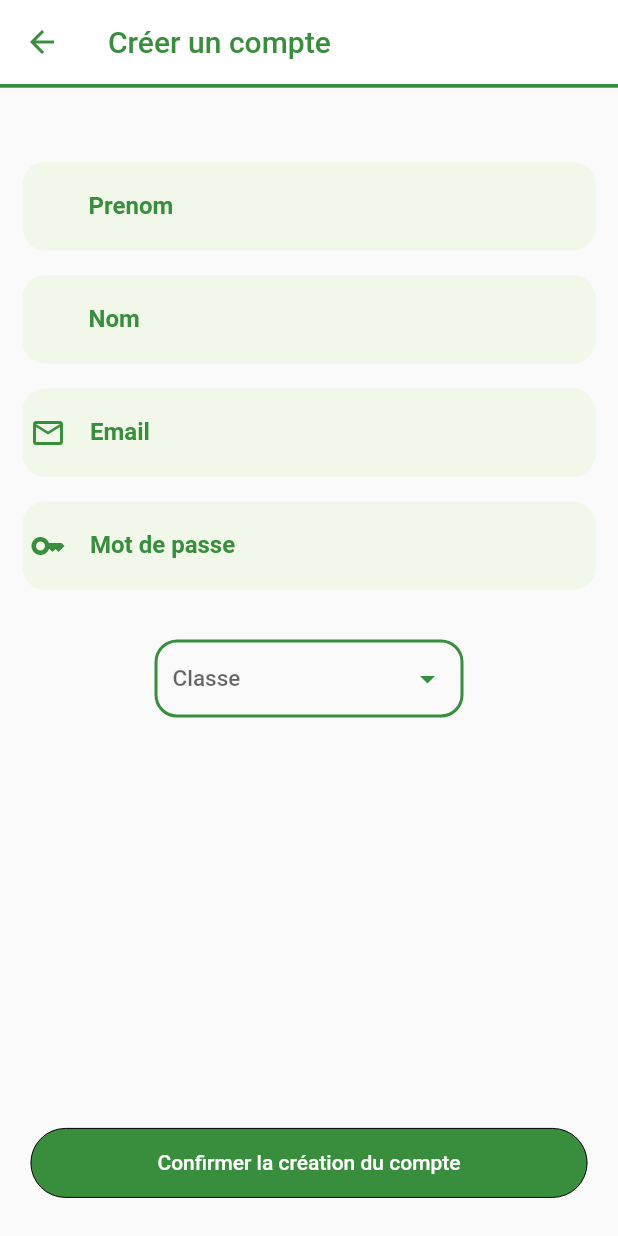
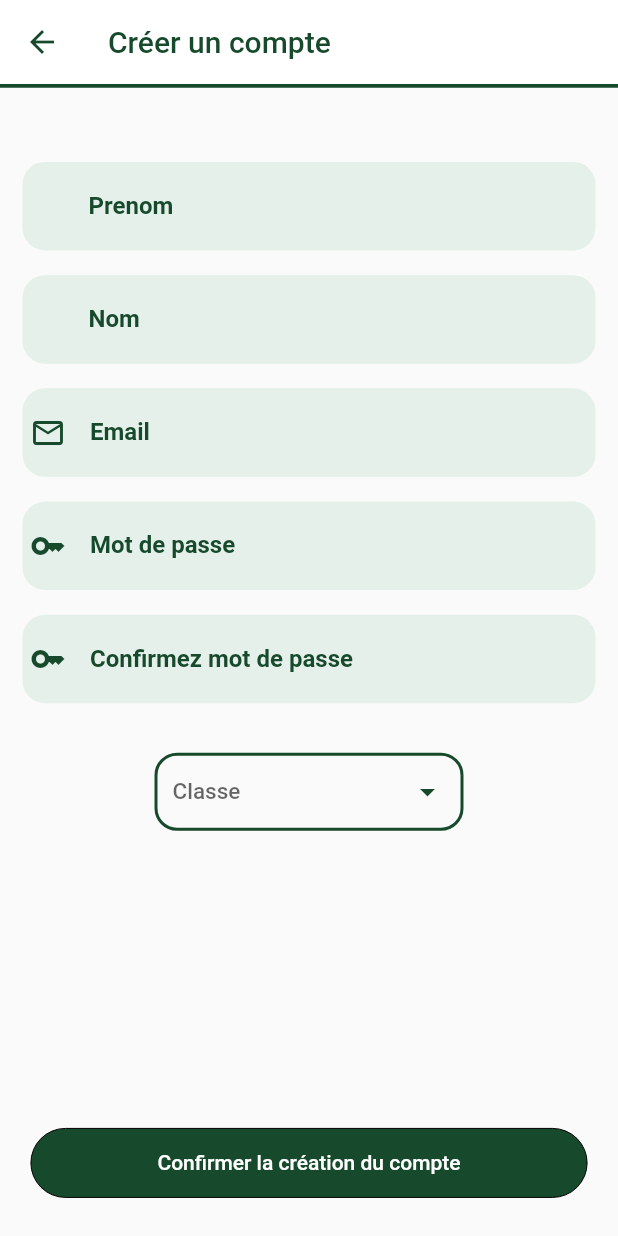
Before and after one commit to feykro/boullarInfo, a Flutter app: the screen it shows after launch, after a tap on "Connexion", after a tap on "Créer un compte", on a phone screen of 412 x 824 dp. Run offline on Flutter 3.47's test engine with Material 2 defaults, Android fonts, the light colour scheme and no system bars; our stand-ins replace cloud_firestore, firebase_auth, firebase_core, get_it; accounts and stored records are empty.

Commit message:
Adding color theme, password validation, account creation works, connection works

```diff
--- a/lib/UI/coloredTextFormField.dart
+++ b/lib/UI/coloredTextFormField.dart
@@ -1,16 +1,15 @@
 import 'package:flutter/material.dart';
 
 class ColoredTextFormFieldBuilder {
-
   static Widget getColoredTextFormField({
-      Color? mainColor,
-      Color? backgroundColor,
-      IconData? icon,
-      required String lblText,
-      bool obscureTxt = false,
-      required TextEditingController controller,
-      Function(String)? onChanged,}
-      ) {
+    Color? mainColor,
+    Color? backgroundColor,
+    IconData? icon,
+    required String lblText,
+    bool isSecret = false,
+    required TextEditingController controller,
+    Function(String)? onChanged,
+  }) {
     return Container(
       decoration: BoxDecoration(
         borderRadius: BorderRadius.circular(15),
@@ -31,7 +30,7 @@ class ColoredTextFormFieldBuilder {
             labelText: lblText,
             labelStyle: TextStyle(color: mainColor),
           ),
-          obscureText: obscureTxt,
+          obscureText: isSecret,
           style: TextStyle(
             fontWeight: FontWeight.bold,
             color: mainColor,
--- a/lib/UI/createAccountPage.dart
+++ b/lib/UI/createAccountPage.dart
@@ -2,6 +2,7 @@ import 'package:boularinfo/UI/coloredTextFormField.dart';
 import 'package:boularinfo/UI/roundedButton.dart';
 import 'package:boularinfo/models/locator.dart';
 import 'package:boularinfo/models/loginManager.dart';
+import 'package:boularinfo/utils/colors.dart';
 import 'package:boularinfo/utils/formValidationUtil.dart';
 import 'package:flutter/material.dart';
 
@@ -15,6 +16,7 @@ class CreateAccountPage extends StatefulWidget {
 class _CreateAccountPageState extends State<CreateAccountPage> {
   TextEditingController emailController = TextEditingController();
   TextEditingController passwordController = TextEditingController();
+  TextEditingController passwordConfirmController = TextEditingController();
   TextEditingController nameController = TextEditingController();
   TextEditingController surnameController = TextEditingController();
   TextEditingController classController = TextEditingController(); // TODO: get list of class from firebase
@@ -22,11 +24,13 @@ class _CreateAccountPageState extends State<CreateAccountPage> {
   String? nom;
   String? email;
   String? password;
+  String? passwordConfirm;
   String? dropdownValue;
   String? prenomValidation;
   String? nomValidation;
   String? emailValidation;
   String? passwordValidation;
+  String? passwordConfirmValidation;
   bool shouldDisplayClassHint = false;
 
   @override
@@ -41,12 +45,12 @@ class _CreateAccountPageState extends State<CreateAccountPage> {
       appBar: AppBar(
         title: const Text("Créer un compte"),
         backgroundColor: Colors.white,
-        foregroundColor: Colors.green[700]!,
+        foregroundColor: mainGreenColor,
         elevation: 0,
         bottom: PreferredSize(
           preferredSize: const Size.fromHeight(2.5),
           child: Container(
-            color: Colors.green[700]!,
+            color: mainGreenColor,
             height: 2.5,
           ),
         ),
@@ -62,10 +66,17 @@ class _CreateAccountPageState extends State<CreateAccountPage> {
                 Padding(
                   padding: const EdgeInsets.symmetric(horizontal: 15.0),
                   child: ColoredTextFormFieldBuilder.getColoredTextFormField(
-                      mainColor: Colors.green[700],
-                      backgroundColor: Colors.lightGreen[50],
-                      lblText: "Prenom",
-                      controller: nameController),
+                    mainColor: mainGreenColor,
+                    backgroundColor: lightGreenColor,
+                    lblText: "Prenom",
+                    controller: nameController,
+                    onChanged: (newValue) {
+                      prenom = newValue;
+                      setState(() {
+                        prenomValidation = FormValidationUtil.validateName(newValue);
+                      });
+                    },
+                  ),
                 ),
                 if (prenomValidation != null)
                   Padding(
@@ -82,10 +93,17 @@ class _CreateAccountPageState extends State<CreateAccountPage> {
                 Padding(
                   padding: const EdgeInsets.symmetric(horizontal: 15.0),
                   child: ColoredTextFormFieldBuilder.getColoredTextFormField(
-                      mainColor: Colors.green[700],
-                      backgroundColor: Colors.lightGreen[50],
-                      lblText: "Nom",
-                      controller: surnameController),
+                    mainColor: mainGreenColor,
+                    backgroundColor: lightGreenColor,
+                    lblText: "Nom",
+                    controller: surnameController,
+                    onChanged: (newValue) {
+                      nom = newValue;
+                      setState(() {
+                        nomValidation = FormValidationUtil.validateName(newValue);
+                      });
+                    },
+                  ),
                 ),
                 if (nomValidation != null)
                   Padding(
@@ -102,8 +120,8 @@ class _CreateAccountPageState extends State<CreateAccountPage> {
                 Padding(
                   padding: const EdgeInsets.symmetric(horizontal: 15.0),
                   child: ColoredTextFormFieldBuilder.getColoredTextFormField(
-                      mainColor: Colors.green[700],
-                      backgroundColor: Colors.lightGreen[50],
+                      mainColor: mainGreenColor,
+                      backgroundColor: lightGreenColor,
                       lblText: "Email",
                       icon: Icons.mail_outline,
                       controller: emailController,
@@ -129,12 +147,12 @@ class _CreateAccountPageState extends State<CreateAccountPage> {
                 Padding(
                   padding: const EdgeInsets.symmetric(horizontal: 15.0),
                   child: ColoredTextFormFieldBuilder.getColoredTextFormField(
-                      mainColor: Colors.green[700],
-                      backgroundColor: Colors.lightGreen[50],
+                      mainColor: mainGreenColor,
+                      backgroundColor: lightGreenColor,
                       lblText: "Mot de passe",
                       icon: Icons.key_outlined,
                       controller: passwordController,
-                      obscureTxt: true,
+                      isSecret: true,
                       onChanged: (newValue) {
                         setState(() {
                           password = newValue;
@@ -152,6 +170,35 @@ class _CreateAccountPageState extends State<CreateAccountPage> {
                       ),
                     ),
                   ),
+                SizedBox(height: screenHeight * 0.02),
+                // ===== Champ Confirm Password =====
+                Padding(
+                  padding: const EdgeInsets.symmetric(horizontal: 15.0),
+                  child: ColoredTextFormFieldBuilder.getColoredTextFormField(
+                      mainColor: mainGreenColor,
+                      backgroundColor: lightGreenColor,
+                      lblText: "Confirmez mot de passe",
+                      icon: Icons.key_outlined,
+                      controller: passwordConfirmController,
+                      isSecret: true,
+                      onChanged: (newValue) {
+                        setState(() {
+                          passwordConfirm = newValue;
+                          passwordConfirmValidation =
+                              (passwordConfirm == password) ? null : "Différent du mot de passe";
+                        });
+                      }),
+                ),
+                if (passwordConfirmValidation != null)
+                  Padding(
+                    padding: const EdgeInsets.only(top: 6, left: 20, right: 20),
+                    child: Text(
+                      passwordConfirmValidation ?? "Confirmation incorrecte",
+                      style: const TextStyle(
+                        color: Colors.deepOrangeAccent,
+                      ),
+                    ),
+                  ),
                 SizedBox(height: screenHeight * 0.04),
                 //  ===== Classe dropdown =====
                 SizedBox(
@@ -160,14 +207,14 @@ class _CreateAccountPageState extends State<CreateAccountPage> {
                     padding: const EdgeInsets.symmetric(horizontal: 10),
                     decoration: BoxDecoration(
                       borderRadius: BorderRadius.circular(15),
-                      border: Border.all(color: Colors.green[700]!, width: 2),
+                      border: Border.all(color: mainGreenColor, width: 2),
                     ),
                     child: DropdownButtonHideUnderline(
                       child: DropdownButton(
                         value: dropdownValue,
                         hint: const Text("Classe"),
-                        style: TextStyle(color: Colors.green[700]!, fontSize: 15, fontWeight: FontWeight.w500),
-                        iconEnabledColor: Colors.green[700]!,
+                        style: const TextStyle(color: mainGreenColor, fontSize: 15, fontWeight: FontWeight.w500),
+                        iconEnabledColor: mainGreenColor,
                         onChanged: (newValue) {
                           setState(() {
                             if (newValue != null) dropdownValue = newValue;
@@ -214,7 +261,7 @@ class _CreateAccountPageState extends State<CreateAccountPage> {
                 child: RoundedButton(
                   text: "Confirmer la création du compte",
                   color: Colors.white,
-                  backgroundColor: Colors.green[700]!,
+                  backgroundColor: mainGreenColor,
                   hasBorder: false,
                   onPressed: () async {
                     if (canCreateAccount()) {
@@ -235,7 +282,11 @@ class _CreateAccountPageState extends State<CreateAccountPage> {
   }
 
   bool canCreateAccount() {
-    if (prenomValidation != null || nomValidation != null || emailValidation != null || passwordValidation != null) {
+    if (prenomValidation != null ||
+        nomValidation != null ||
+        emailValidation != null ||
+        passwordValidation != null ||
+        passwordConfirmValidation != null) {
       return false;
     }
     if (prenom == null) {
@@ -259,6 +310,12 @@ class _CreateAccountPageState extends State<CreateAccountPage> {
     if (password == null) {
       setState(() {
         passwordValidation = "Ce champ ne peut pas être vide";
+      });
+      return false;
+    }
+    if (passwordConfirm == null) {
+      setState(() {
+        passwordConfirmValidation = "Ce champ ne peut pas être vide";
       });
       return false;
     }
@@ -292,7 +349,7 @@ class _CreateAccountPageState extends State<CreateAccountPage> {
               child: const Text(
                 'OK',
                 style: TextStyle(
-                  color: Colors.teal,
+                  color: mainGreenColor,
                 ),
               ),
               onPressed: () {
--- a/lib/UI/loginPage.dart
+++ b/lib/UI/loginPage.dart
@@ -1,6 +1,7 @@
 import 'package:boularinfo/UI/roundedButton.dart';
 import 'package:boularinfo/models/locator.dart';
 import 'package:boularinfo/models/loginManager.dart';
+import 'package:boularinfo/utils/colors.dart';
 import 'package:boularinfo/utils/formValidationUtil.dart';
 import 'package:flutter/material.dart';
 
@@ -46,16 +47,17 @@ class _LoginPageState extends State<LoginPage> {
             Padding(
               padding: const EdgeInsets.symmetric(horizontal: 15.0),
               child: ColoredTextFormFieldBuilder.getColoredTextFormField(
-                  mainColor: Colors.blue[700],
-                  backgroundColor: Colors.lightBlue[50],
+                mainColor: mainBlueColor,
+                backgroundColor: lightBlueColor,
                 icon: Icons.mail_outline,
-                  lblText: "email",
+                lblText: "Email",
                 controller: emailController,
                 onChanged: (newValue) {
                   setState(() {
                     emailValidation = FormValidationUtil.validateEmail(newValue);
                   });
-                  },),
+                },
+              ),
             ),
             SizedBox(height: screenHeight * 0.01),
             if (emailValidation != null)
@@ -74,12 +76,12 @@ class _LoginPageState extends State<LoginPage> {
             Padding(
               padding: const EdgeInsets.symmetric(horizontal: 15.0),
               child: ColoredTextFormFieldBuilder.getColoredTextFormField(
-                mainColor: Colors.blue[700],
-                backgroundColor: Colors.lightBlue[50],
+                mainColor: mainBlueColor,
+                backgroundColor: lightBlueColor,
                 icon: Icons.key_outlined,
-                lblText: "mot de passe",
+                lblText: "Mot de passe",
                 controller: passwordController,
-                obscureTxt: true,
+                isSecret: true,
               ),
             ),
             SizedBox(height: screenHeight * 0.01),
@@ -125,7 +127,7 @@ class _LoginPageState extends State<LoginPage> {
                   }
                 },
                 color: Colors.white,
-                backgroundColor: Colors.blue[700]!,
+                backgroundColor: mainBlueColor,
                 textStyle: const TextStyle(fontWeight: FontWeight.bold),
                 hasBorder: false,
               ),
@@ -134,12 +136,12 @@ class _LoginPageState extends State<LoginPage> {
             // ===== Password forgotten =====
             InkWell(
               onTap: () {},
-              child: Text(
+              child: const Text(
                 "Mot de passe oublié ?",
                 style: TextStyle(
                   fontSize: 11,
                   fontWeight: FontWeight.bold,
-                  color: Colors.blue[700],
+                  color: mainBlueColor,
                 ),
               ),
             ),
@@ -170,11 +172,11 @@ class _LoginPageState extends State<LoginPage> {
   }
 
   bool canSubmit() {
-    if (emailValidation == null && passwordController.text.isNotEmpty) {
+    if (emailValidation == null && emailController.text.isNotEmpty && passwordController.text.isNotEmpty) {
       return true;
     }
     setState(() {
-      if (emailValidation != null) {
+      if (emailValidation != null && emailController.text.isNotEmpty) {
         setState(() {
           connexionValidation = "Le champ mot de passe doit être renseigné";
         });
--- /dev/null
+++ b/lib/utils/colors.dart
@@ -0,0 +1,6 @@
+import 'dart:ui';
+
+const Color mainGreenColor = Color.fromARGB(255, 23,74,44);
+const Color lightGreenColor = Color.fromARGB(255, 229, 240, 234);
+const Color lightBlueColor = Color(0xffD8E9FB);
+const Color mainBlueColor = Color(0xff265EAF);
```
Also changed, not shown: lib/utils/formValidationUtil.dart (+11 -13 lines). Lines whose indentation alone changed are shown as unchanged.
